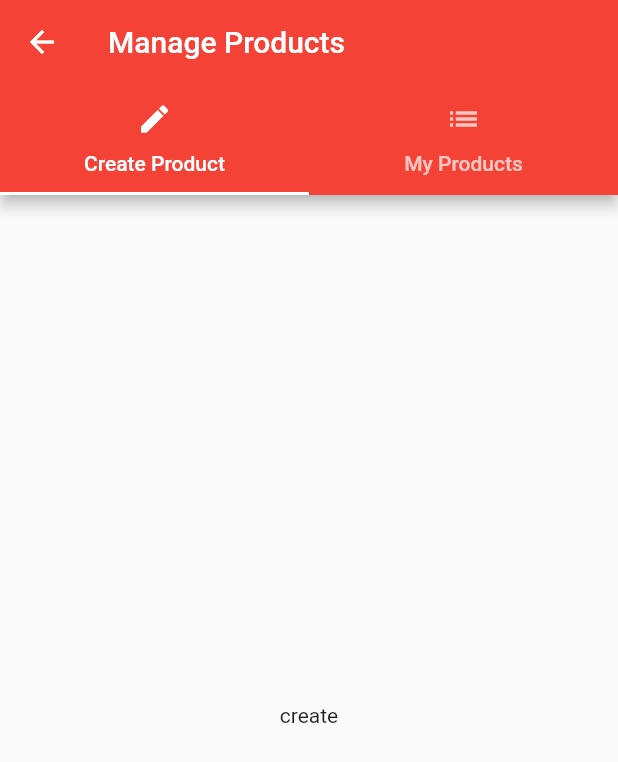
After one commit to mlslucio/curso-flutter, a Flutter app: the ProductAdminScreen screen opened by its route, on a phone screen of 412 x 824 dp. The commit adds this screen. Shown: the top 762 px of the screen. Run offline on Flutter 3.47's test engine with Material 2 defaults, Android fonts, the phone set to English and light mode, and no system bars.

Commit message:
add rotas nomeadas

```diff
--- a/lib/main.dart
+++ b/lib/main.dart
@@ -1,5 +1,6 @@
 import 'package:flutter/material.dart';
 import './screens/auth.dart';
+import './screens/product_admin.dart';
 
 void main() {
   runApp(MyApp());
@@ -11,6 +12,9 @@ class MyApp extends StatelessWidget {
     return new MaterialApp(
         theme:
             ThemeData(brightness: Brightness.light, primarySwatch: Colors.red),
-        home: Scaffold(body: AuthScreen()));
+        routes: {
+          '/': (BuildContext context) => AuthScreen(),
+          '/admin': (BuildContext context) => ProductAdminScreen(),
+        });
   }
 }
--- a/lib/screens/home.dart
+++ b/lib/screens/home.dart
@@ -1,5 +1,6 @@
 import 'package:flutter/material.dart';
 import '../product_manager.dart';
+import 'product_admin.dart';
 
 class HomeScreen extends StatelessWidget {
   @override
@@ -9,11 +10,12 @@ class HomeScreen extends StatelessWidget {
         child: Column(
           children: <Widget>[
             AppBar(
+              automaticallyImplyLeading: false,
               title: Text('Choose'),
             ),
             ListTile(
-              title: Text('Manage Products'),
-            )
+                title: Text('Manage Products'),
+                onTap: () => Navigator.pushReplacementNamed(context, '/admin'))
           ],
         ),
       ),
--- /dev/null
+++ b/lib/screens/product_admin.dart
@@ -0,0 +1,28 @@
+import 'package:flutter/material.dart';
+
+import 'product_create.dart';
+import 'product_list.dart';
+
+class ProductAdminScreen extends StatelessWidget {
+  @override
+  Widget build(BuildContext context) {
+    return DefaultTabController(
+        length: 2,
+        child: Scaffold(
+            appBar: AppBar(
+              title: Text('Manage Products'),
+              bottom: TabBar(
+                tabs: <Widget>[
+                  Tab(icon: Icon(Icons.create), text: 'Create Product'),
+                  Tab(
+                    icon: Icon(Icons.list),
+                    text: 'My Products',
+                  )
+                ],
+              ),
+            ),
+            body: TabBarView(
+              children: <Widget>[ProductCreateScreen(), ProductListScreen()],
+            )));
+  }
+}
--- /dev/null
+++ b/lib/screens/product_create.dart
@@ -0,0 +1,12 @@
+import 'package:flutter/material.dart';
+
+class ProductCreateScreen extends StatelessWidget {
+  @override
+  Widget build(BuildContext context) {
+    return Scaffold(
+      body: Center(
+        child: Text('create'),
+      ),
+    );
+  }
+}
```
Also changed, not shown: lib/screens/product_list.dart (added, +12 -0 lines).
